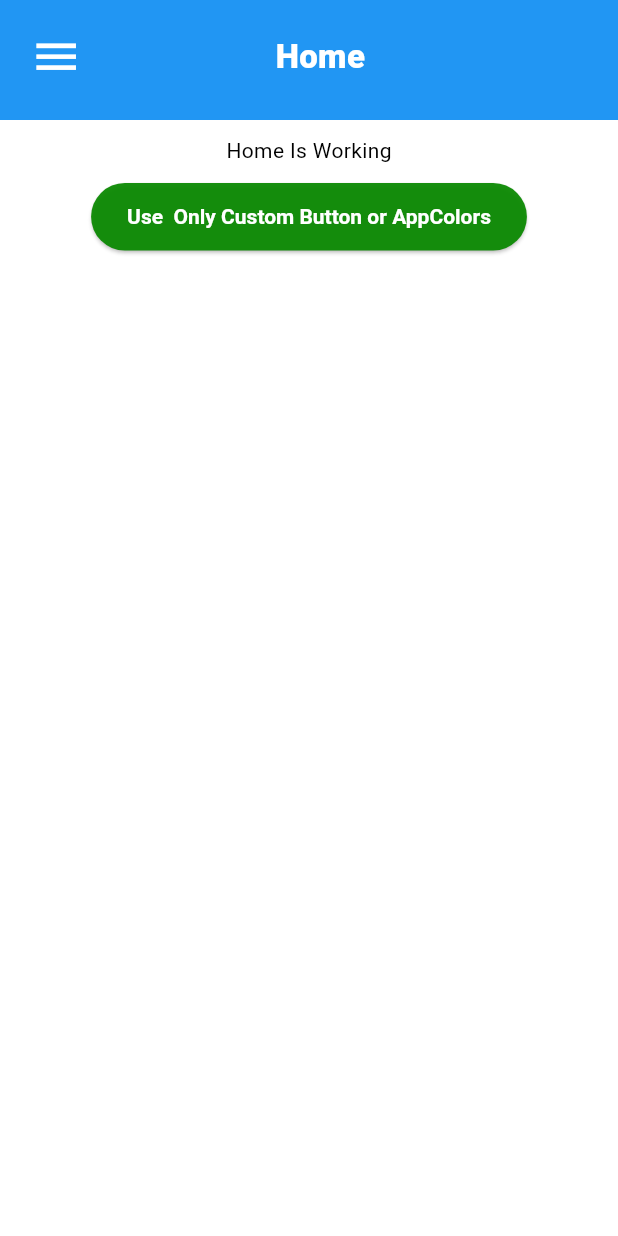
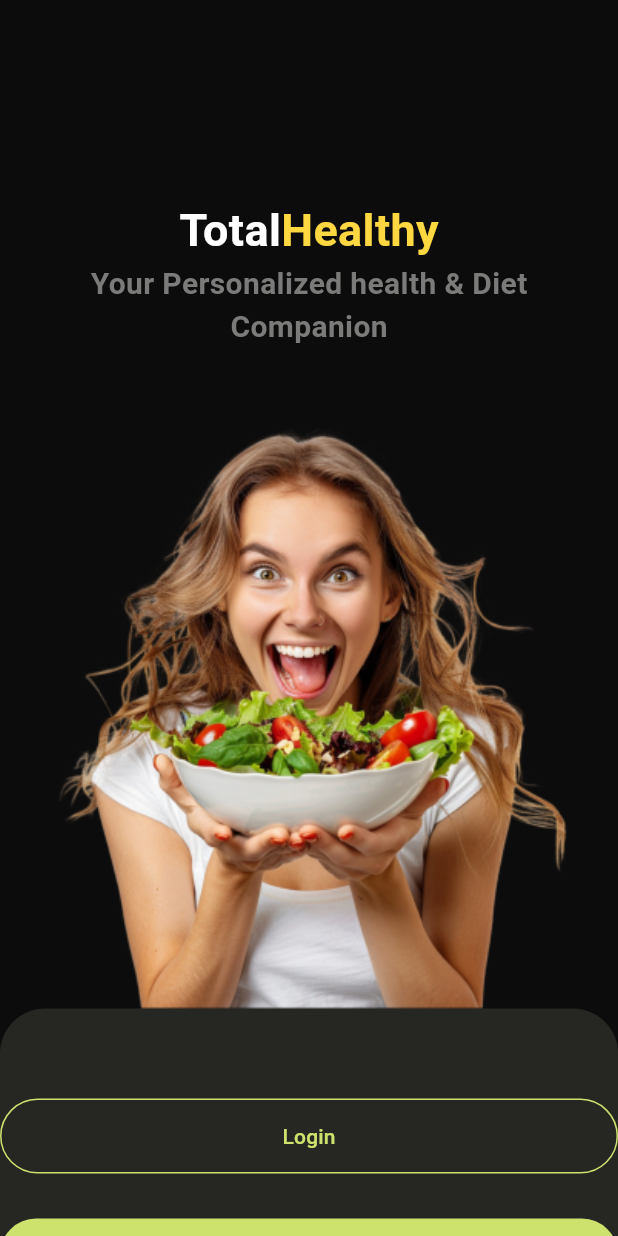
Before and after one commit to rav3zster/totalhealthy-ai, a Flutter app: the screen it shows after launch, on a phone screen of 412 x 824 dp. Run offline on Flutter 3.47's test engine with Material 3 defaults, Android fonts, the phone set to English and light mode, and no system bars; our stand-ins replace get.

Commit message:
Welcome screen and swipe screen

```diff
--- a/lib/app/core/base/controllers/theme_controller.dart
+++ b/lib/app/core/base/controllers/theme_controller.dart
@@ -45,7 +45,7 @@ class ThemeController extends GetxController {
     elevatedButtonTheme: ElevatedButtonThemeData(
         style: ButtonStyle(
             backgroundColor: WidgetStatePropertyAll(
-              AppColors.customGreen2,
+              AppColors.chineseGreen,
             ),
             foregroundColor: WidgetStatePropertyAll(Colors.white),
             textStyle: WidgetStatePropertyAll(
--- /dev/null
+++ b/lib/app/modules/welcom_screen/views/welcome-screen-views.dart
@@ -0,0 +1,126 @@
+import 'package:flutter/material.dart';
+
+import 'package:get/get.dart';
+import 'package:totalhealthy/app/core/base/constants/appcolor.dart';
+
+import '../controllers/welcome-screen-controllers.dart';
+
+class WelcomeScreenView extends GetView<WelcomeScreenController> {
+  const WelcomeScreenView({super.key});
+
+  @override
+  Widget build(BuildContext context) {
+    return Scaffold(
+        backgroundColor: Color(0XFF0C0C0C),
+        appBar: AppBar(
+          backgroundColor: Colors.transparent,
+          elevation: 0,
+        ),
+        extendBodyBehindAppBar: true,
+        body: Container(
+          child: Column(
+            children: [
+              SizedBox(
+                height: MediaQuery.sizeOf(context).height * 0.16,
+              ),
+              Center(
+                child: Row(
+                  mainAxisSize: MainAxisSize.min,
+                  children: [
+                    Text(
+                      "Total",
+                      style: TextStyle(
+                          color: Colors.white,
+                          fontSize: 30,
+                          fontWeight: FontWeight.bold),
+                    ),
+                    Text(
+                      "Healthy",
+                      style: TextStyle(
+                          color: Colors.amberAccent,
+                          fontSize: 30,
+                          fontWeight: FontWeight.bold),
+                    ),
+                  ],
+                ),
+              ),
+              Center(
+                  child: Text(
+                "Your Personalized health & Diet",
+                style: TextStyle(
+                    color: Color(0XFF7B7B7A),
+                    fontSize: 20,
+                    fontWeight: FontWeight.bold),
+              )),
+              Center(
+                  child: Text(
+                "Companion",
+                style: TextStyle(
+                    color: Color(0XFF7B7B7A),
+                    fontSize: 20,
+                    fontWeight: FontWeight.bold),
+              )),
+              SizedBox(
+                height: MediaQuery.sizeOf(context).height * 0.048,
+              ),
+              Center(
+                child: Image.asset(
+                  "assets/welcome.png",
+                  width: 400,
+                  height: 400,
+                  fit: BoxFit.cover,
+                ),
+              ),
+
+              Container(
+                width: double.infinity,
+                height: 250,
+                decoration: BoxDecoration(
+                    color: Color(0XFF262723),
+                    borderRadius: BorderRadius.only(
+                        topLeft: Radius.circular(30),
+                        topRight: Radius.circular(30))),
+                child: Column(
+                  children: [
+                    SizedBox(
+                      height: 60,
+                    ),
+                    Container(
+                      width: 430,
+                      decoration: BoxDecoration(
+                        border: Border.all(
+                          color: Color(0XFFCDE26D),
+                          width: 1
+                        ),
+                        borderRadius: BorderRadius.circular(30)
+                      ),
+                      child: TextButton(
+                          onPressed: () {},
+                          child: Text(
+                            "Login",
+                            style: TextStyle(color: Color(0XFFCDE26D)),
+                          )),
+                    ),
+                    SizedBox(height: 30,),
+                    Container(
+                      width: 430,
+                      decoration: BoxDecoration(
+                        color: AppColors.chineseGreen,
+                          borderRadius: BorderRadius.circular(30)
+                      ),
+                      child: TextButton(
+                          onPressed: () {},
+                          child: Text(
+                            "Sign Up",
+                            style: TextStyle(color: Color(0XFF242522)),
+                          )),
+                    ),
+
+                  ],
+                ),
+              )
+            ],
+          ),
+        ));
+  }
+}
--- a/lib/app/routes/app_pages.dart
+++ b/lib/app/routes/app_pages.dart
@@ -1,14 +1,18 @@
 import 'package:get/get.dart';
+import 'package:totalhealthy/app/modules/swipe_screen/bindings/swipe_screen_bindings.dart';
+import 'package:totalhealthy/app/modules/swipe_screen/views/swipe_screen_views.dart';
 
 import '../modules/home/bindings/home_binding.dart';
 import '../modules/home/views/home_view.dart';
+import '../modules/welcom_screen/bindings/welcome-screen-bindings.dart';
+import '../modules/welcom_screen/views/welcome-screen-views.dart';
 
 part 'app_routes.dart';
 
 class AppPages {
   AppPages._();
 
-  static const INITIAL = Routes.HOME;
+  static const INITIAL = Routes.WelcomeScreen;
 
   static final routes = [
     GetPage(
@@ -16,5 +20,15 @@ class AppPages {
       page: () => HomeView(),
       binding: HomeBinding(),
     ),
+    GetPage(
+      name: _Paths.SwipeScreen,
+      page: () => SwipeScreenView(),
+      binding: SwipeScreenBindings(),
+    ),
+    GetPage(
+      name: _Paths.WelcomeScreen,
+      page: () => WelcomeScreenView(),
+      binding: WelcomeScreenBindings(),
+    ),
   ];
 }
--- a/lib/app/routes/app_routes.dart
+++ b/lib/app/routes/app_routes.dart
@@ -4,9 +4,13 @@ part of 'app_pages.dart';
 abstract class Routes {
   Routes._();
   static const HOME = _Paths.HOME;
+  static const SwipeScreen = _Paths.SwipeScreen;
+  static const WelcomeScreen = _Paths.WelcomeScreen;
 }
 
 abstract class _Paths {
   _Paths._();
   static const HOME = '/home';
+  static const SwipeScreen = '/swipescreen';
+  static const WelcomeScreen = '/welcomescreen';
 }
--- a/pubspec.yaml
+++ b/pubspec.yaml
@@ -60,8 +60,8 @@ flutter:
   uses-material-design: true
 
   # To add assets to your application, add an assets section, like this:
-  # assets:
-  #   - images/a_dot_burr.jpeg
+  assets:
+     - assets/welcome.png
   #   - images/a_dot_ham.jpeg
 
   # An image asset can refer to one or more resolution-specific "variants", see
```
Also changed, not shown: lib/app/modules/swipe_screen/bindings/swipe_screen_bindings.dart (added, +12 -0 lines), lib/app/modules/swipe_screen/controllers/swipe_screen_controllers.dart (added, +23 -0 lines), lib/app/modules/swipe_screen/views/swipe_screen_views.dart (added, +152 -0 lines), lib/app/modules/welcom_screen/bindings/welcome-screen-bindings.dart (added, +14 -0 lines), lib/app/modules/welcom_screen/controllers/welcome-screen-controllers.dart (added, +23 -0 lines), assets/welcome.png (added).
